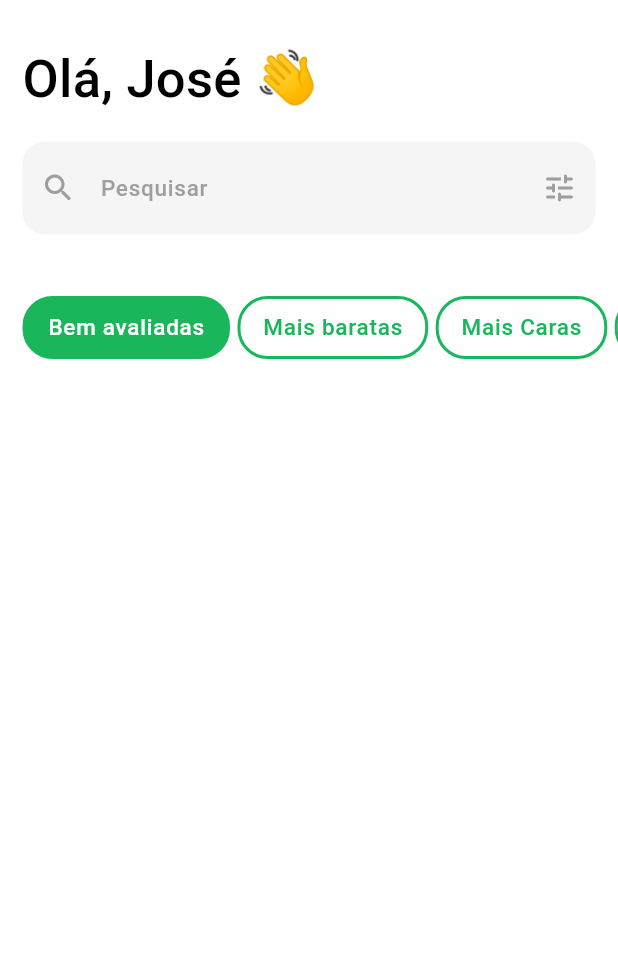
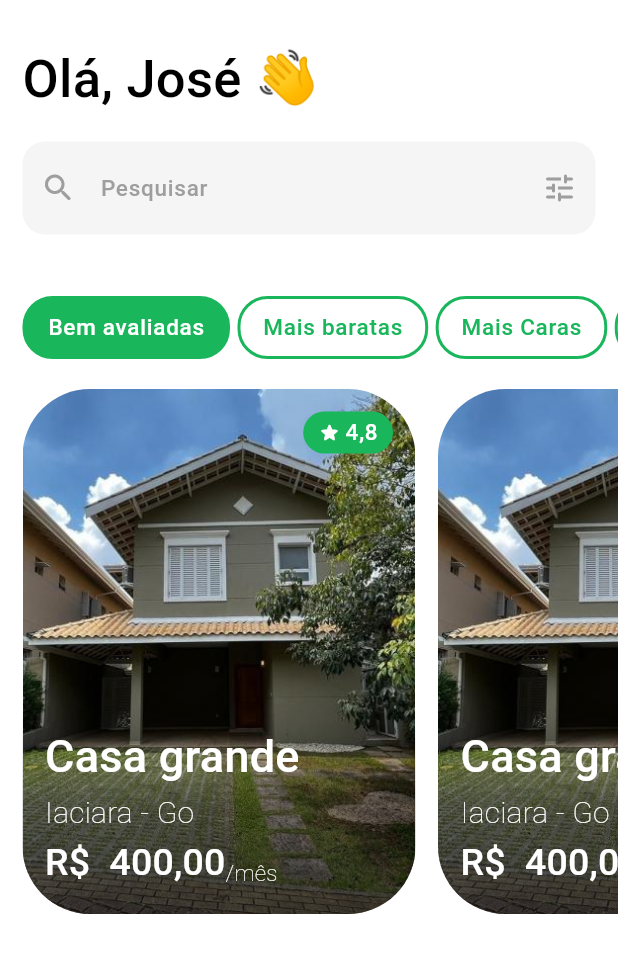
Before and after one commit to JoseVinicius-P/AluExpress-Flutter, a Flutter app: the HomePage screen opened by its route, on a phone screen of 412 x 824 dp, the part 67-1040 px from its top. Run offline on Flutter 3.47's test engine with Material 3 defaults, Android fonts, the phone set to English and light mode, and no system bars; drawn by our look-alikes of auto_size_text; our stand-ins replace carousel_slider, flutter_keyboard_visibility, flutter_modular, flutter_triple, mask_text_input_formatter, pinput and 1 more.

Commit message:
style: Adicionando widget para mostrar informações da casa

```diff
--- a/lib/app/modules/home/home_page.dart
+++ b/lib/app/modules/home/home_page.dart
@@ -2,6 +2,7 @@ import 'package:auto_size_text/auto_size_text.dart';
 import 'package:flutter_modular/flutter_modular.dart';
 import 'package:luguel/app/modules/home/home_store.dart';
 import 'package:flutter/material.dart';
+import 'package:luguel/app/modules/presentation/widgets/gradiend_background_widget.dart';
 import 'package:luguel/app/shared/utilities/my_colors.dart';
 import 'package:luguel/app/shared/utilities/my_edge_insets.dart';
 import 'package:luguel/app/shared/widgets/text_field_widget.dart';
@@ -86,10 +87,131 @@ class HomePageState extends State<HomePage> {
                     SizedBox(width: MyEdgeInsets.standard.right,),
                   ],
                 ),
-              )
+              ),
+              SizedBox(height: 20,),
+              SingleChildScrollView(
+                scrollDirection: Axis.horizontal,
+                child: Row(
+                  mainAxisSize: MainAxisSize.min,
+                  mainAxisAlignment: MainAxisAlignment.start,
+                  children: [
+                    SizedBox(width: MyEdgeInsets.standard.left,),
+                    const ItemHouseWidget(),
+                    const SizedBox(width: 15,),
+                    const ItemHouseWidget(),
+                    const SizedBox(width: 15,),
+                    const ItemHouseWidget(),
+                    const SizedBox(width: 15,),
+                    const ItemHouseWidget(),
+                    const SizedBox(width: 15,),
+                    SizedBox(width: MyEdgeInsets.standard.right,),
+                  ],
+                ),
+              ),
             ],
           )
         ],
+      ),
+    );
+  }
+}
+
+class ItemHouseWidget extends StatelessWidget {
+  const ItemHouseWidget({
+    super.key,
+  });
+
+  @override
+  Widget build(BuildContext context) {
+    var theme = Theme.of(context);
+    return SizedBox(
+      height: 350,
+      width: 262,
+      child: ClipRRect(
+        borderRadius: BorderRadius.circular(45),
+        child: Stack(
+          children: [
+            const Image(
+              image: AssetImage('assets/images/house.png'),
+              fit: BoxFit.cover,
+            ),
+            Padding(
+              padding: MyEdgeInsets.standard,
+              child: Column(
+                children: [
+                  Row(
+                    mainAxisSize: MainAxisSize.max,
+                    mainAxisAlignment: MainAxisAlignment.end,
+                    children: [
+                      Container(
+                        decoration: BoxDecoration(
+                          borderRadius: BorderRadius.circular(20),
+                          color: MyColors.primaryColor
+                        ),
+                        padding: EdgeInsets.symmetric(vertical: 3, horizontal: 10),
+                        child: Row(
+                          children: [
+                            Icon(Icons.star_rounded, color: MyColors.iconButtonColor, size: 15,),
+                            SizedBox(width: 3,),
+                            AutoSizeText(
+                              "4,8",
+                              style: theme.textTheme.labelSmall,
+                            ),
+                          ],
+                        ),
+                      )
+                    ],
+                  ),
+                ],
+              ),
+            ),
+            Align(
+              alignment: Alignment.bottomLeft,
+              child: GradiendBackgroundWidget(
+                child: Padding(
+                  padding: MyEdgeInsets.standard,
+                  child: Row(
+                    mainAxisSize: MainAxisSize.max,
+                    mainAxisAlignment: MainAxisAlignment.start,
+                    children: [
+                      Column(
+                        mainAxisSize: MainAxisSize.min,
+                        crossAxisAlignment: CrossAxisAlignment.start,
+                        children: [
+                          Text(
+                            "Casa grande",
+                            style: theme.textTheme.titleMedium!.copyWith(fontSize: 30),
+                            textAlign: TextAlign.left,
+                          ),
+                          Text(
+                            "Iaciara - Go",
+                            style: theme.textTheme.titleMedium!.copyWith(fontSize: 20, fontWeight: FontWeight.w100),
+                            textAlign: TextAlign.left,
+                          ),
+                          Row(
+                            crossAxisAlignment: CrossAxisAlignment.end,
+                            children: [
+                              Text(
+                                "R\$  400,00",
+                                style: theme.textTheme.titleMedium!.copyWith(fontSize: 25),
+                                textAlign: TextAlign.left,
+                              ),
+                              Text(
+                                "/mês",
+                                style: theme.textTheme.titleMedium!.copyWith(fontSize: 15, fontWeight: FontWeight.w100),
+                                textAlign: TextAlign.left,
+                              ),
+                            ],
+                          )
+                        ],
+                      ),
+                    ],
+                  ),
+                )
+              ),
+            )
+          ],
+        ),
       ),
     );
   }
```
Also changed, not shown: assets/images/house.png (added).
